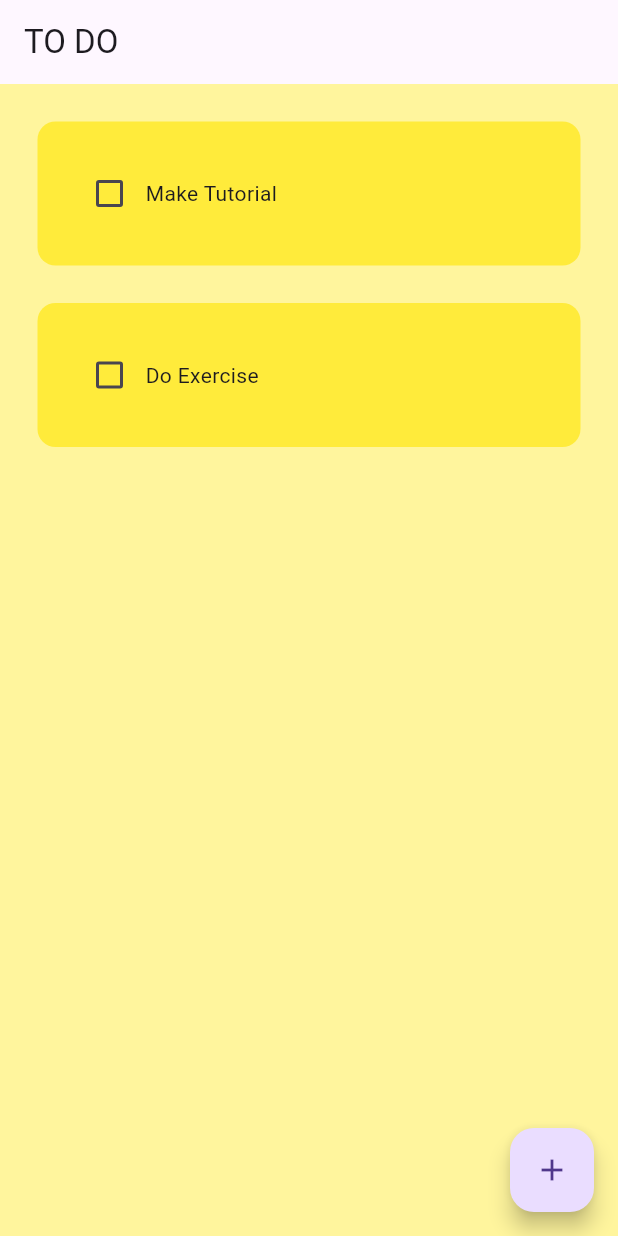
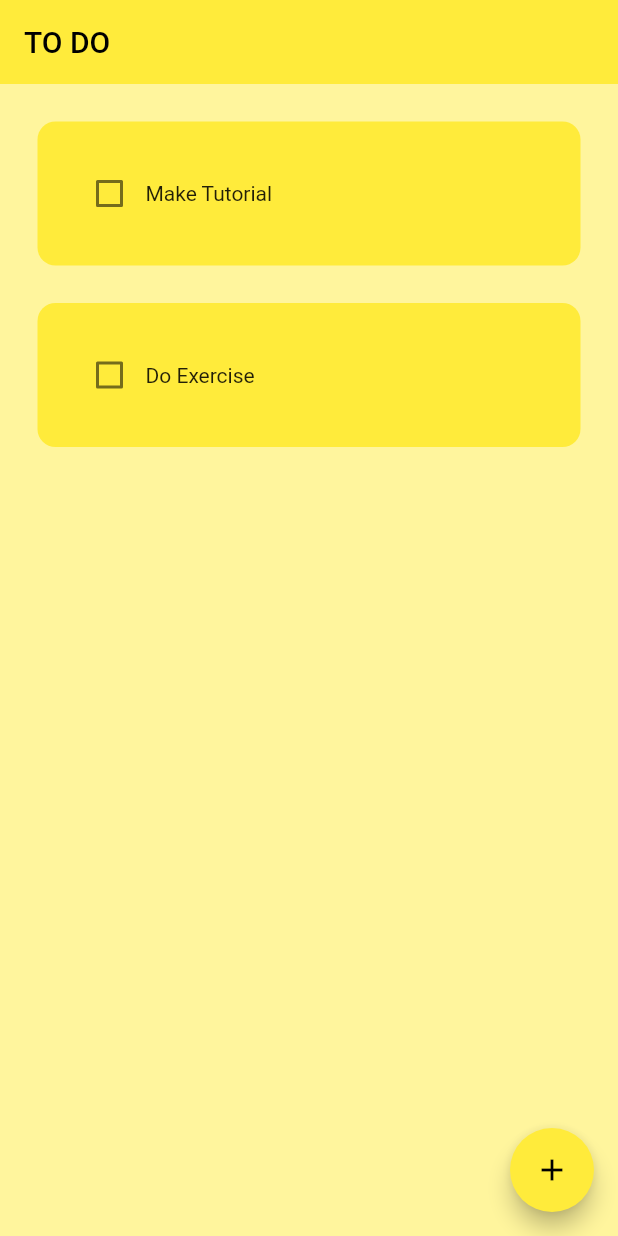
Before and after one commit to Talib-Hossain/ToDoFlutter, a Flutter app: the screen it shows after launch, on a phone screen of 412 x 824 dp. Run offline on Flutter 3.47's test engine with Material 3 defaults, Android fonts, the phone set to English and light mode, and no system bars; drawn by our look-alikes of flutter_slidable; our stand-ins replace hive_flutter; accounts and stored records are empty.

Commit message:
Second Commit

```diff
--- a/lib/main.dart
+++ b/lib/main.dart
@@ -20,7 +20,7 @@ class MyApp extends StatelessWidget {
     return MaterialApp(
       debugShowCheckedModeBanner: false,
       home: HomePage(),
-      theme: ThemeData(primarySwatch: Colors.yellow),
+      theme: ThemeData(useMaterial3: false, primarySwatch: Colors.yellow),
     );
   }
 }
```
Also changed, not shown: 1 other file.
